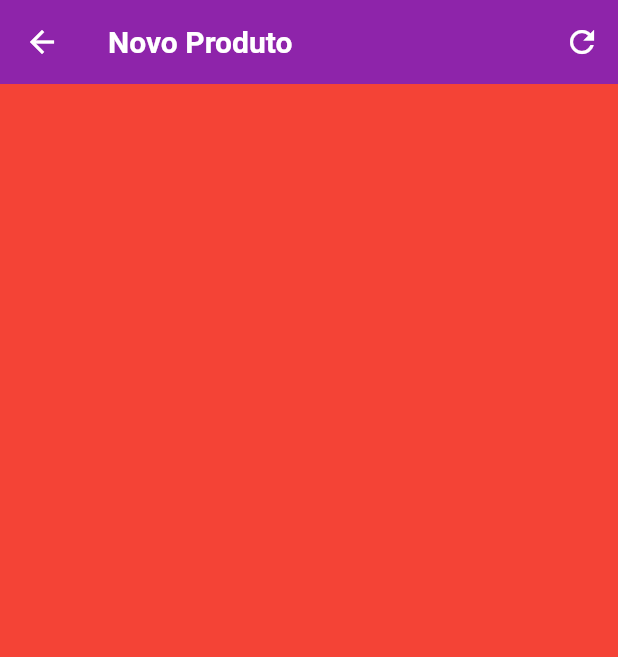
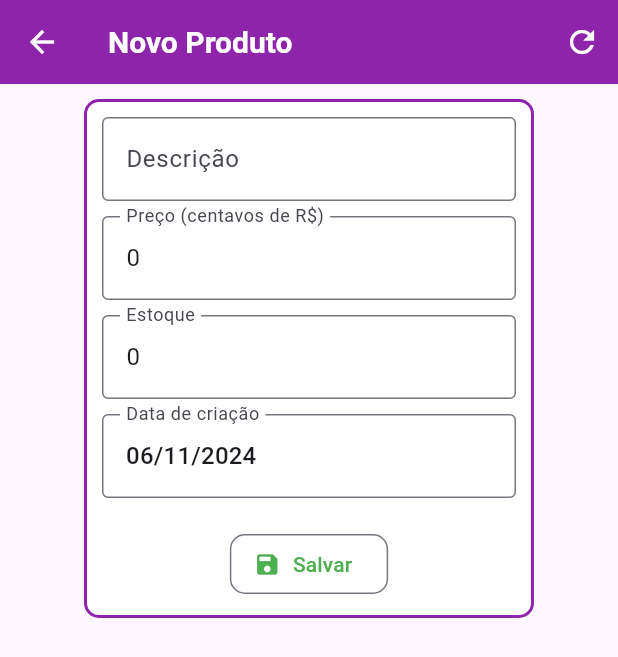
Before and after one commit to afmireski/OPT120_produto_front, a Flutter app: the NewProductPage screen opened by its route, on a phone screen of 412 x 824 dp. Shown: the top 657 px of the screen. Run offline on Flutter 3.47's test engine with Material 3 defaults, Android fonts, the phone set to English and light mode, and no system bars; drawn by our look-alikes of date_field; our stand-ins replace bloc, dio, equatable, flutter_bloc, go_router; network calls fail.

Commit message:
feat: Implement new product creation

```diff
--- a/lib/src/bloc/newProductPage/new_product_page_bloc.dart
+++ b/lib/src/bloc/newProductPage/new_product_page_bloc.dart
@@ -15,6 +15,8 @@ class NewProductPageBloc
   NewProductPageBloc({required this.httpClient})
       : super(const NewProductPageState()) {
     on<NewProductPageInit>(_onInit);
+
+    on<NewProductPageOnSave>(_onSave);
   }
 
   Future<void> _onInit(
@@ -22,9 +24,11 @@ class NewProductPageBloc
     Emitter<NewProductPageState> emit,
   ) async {
     emit(state.copyWith(
-      status: NewProductPageStatus.initial,
       productData: ProductBody(),
+      status: NewProductPageStatus.ready
     ));
+
+    print(state.productData);
   }
 
   Future<void> _onSave(
@@ -32,7 +36,7 @@ class NewProductPageBloc
     Emitter<NewProductPageState> emit,
   ) async {
     try {
-      await _saveProduct(state.productData!);
+      await _saveProduct(event.data);
 
       emit(state.copyWith(
         status: NewProductPageStatus.saved,
@@ -51,10 +55,11 @@ class NewProductPageBloc
 
   Future<void> _saveProduct(ProductBody product) async {
     const url = '${Environment.apiUrl}/products/new';
+    final data = ProductBody.toJson(product);
 
     final response = await httpClient.post(
       url,
-      data: ProductBody.toJson(product),
+      data: data,
     );
 
     if (response.statusCode == 201) {
--- a/lib/src/bloc/newProductPage/new_product_page_event.dart
+++ b/lib/src/bloc/newProductPage/new_product_page_event.dart
@@ -7,4 +7,8 @@ sealed class NewProductPageEvent extends Equatable {
 
 final class NewProductPageInit extends NewProductPageEvent {}
 
-final class NewProductPageOnSave extends NewProductPageEvent {}
+final class NewProductPageOnSave extends NewProductPageEvent {
+  NewProductPageOnSave(this.data);
+
+  final ProductBody data;
+}
--- a/lib/src/bloc/newProductPage/new_product_page_state.dart
+++ b/lib/src/bloc/newProductPage/new_product_page_state.dart
@@ -1,6 +1,6 @@
 part of 'new_product_page_bloc.dart';
 
-enum NewProductPageStatus { initial, failure, saved }
+enum NewProductPageStatus { initial, ready, failure, saved }
 
 final class NewProductPageState extends Equatable {
 
--- a/lib/src/page/new_product_page.dart
+++ b/lib/src/page/new_product_page.dart
@@ -1,7 +1,12 @@
+import 'package:date_field/date_field.dart';
 import 'package:flutter/material.dart';
+import 'package:flutter/services.dart';
 import 'package:flutter_bloc/flutter_bloc.dart';
 import 'package:go_router/go_router.dart';
+import 'package:intl/intl.dart';
 import 'package:opt120_produto_front/src/bloc/newProductPage/new_product_page_bloc.dart';
+import 'package:opt120_produto_front/src/bloc/productsPage/products_bloc.dart';
+import 'package:opt120_produto_front/src/models/product_body.dart';
 
 class NewProductPage extends StatefulWidget {
   const NewProductPage({Key? key}) : super(key: key);
@@ -11,7 +16,6 @@ class NewProductPage extends StatefulWidget {
 }
 
 class _NewProductPageState extends State<NewProductPage> {
-
   @override
   Widget build(BuildContext context) {
     return Scaffold(
@@ -43,24 +47,132 @@ class _NewProductPageState extends State<NewProductPage> {
       ),
       body: BlocBuilder<NewProductPageBloc, NewProductPageState>(
         builder: (context, state) {
-          if (state.status == NewProductPageStatus.initial) {
-            return Center(
-              child: Container(
-                color: Colors.red,
-              ),
-            );
+          switch (state.status) {
+            case NewProductPageStatus.ready:
+              return _newProductForm(state.productData!);
+            case NewProductPageStatus.saved:
+              return const Center(
+                child: Text('Produto salvo com sucesso!'),
+              );
+            default:
+              return const Center(
+                child: CircularProgressIndicator(),
+              );
           }
-          if (state.status == NewProductPageStatus.saved) {
-            return const Center(
-              child: Text('Produto salvo com sucesso!'),
-            );
-          }
-
-          return const Center(
-            child: Text('Erro ao salvar produto!'),
-          );
         },
       ),
     );
   }
+
+  Widget _newProductForm(ProductBody product) {
+    return Center(
+        child: Align(
+      alignment: Alignment.topCenter,
+      child: Container(
+        width: 300,
+        padding: const EdgeInsets.all(10),
+        margin: const EdgeInsets.symmetric(horizontal: 10, vertical: 10),
+        decoration: BoxDecoration(
+          borderRadius: BorderRadius.circular(10),
+          color: Colors.white,
+          border: Border.all(
+            color: Colors.purple[600]!,
+            width: 2,
+          ),
+        ),
+        child: Form(
+          child: Column(
+            crossAxisAlignment: CrossAxisAlignment.start,
+            mainAxisSize: MainAxisSize.min,
+            children: [
+              TextFormField(
+                initialValue: product.description,
+                decoration: const InputDecoration(
+                  labelText: 'Descrição',
+                  border: OutlineInputBorder(),
+                ),
+                onChanged: (value) {
+                  product = product.copyWith(description: value);
+                },
+              ),
+              const SizedBox(height: 10),
+              TextFormField(
+                initialValue: product.price.toString(),
+                keyboardType: TextInputType.number,
+                inputFormatters: [
+                  FilteringTextInputFormatter.digitsOnly,
+                ],
+                decoration: const InputDecoration(
+                  labelText: 'Preço (centavos de R\$)',
+                  border: OutlineInputBorder(),
+                ),
+                onChanged: (value) {
+                  if (value.isEmpty) {
+                    return;
+                  }
+
+                  var price = int.parse(value);
+
+                  product = product.copyWith(price: price);
+                },
+              ),
+              const SizedBox(height: 10),
+              TextFormField(
+                initialValue: product.stock.toString(),
+                inputFormatters: [
+                  FilteringTextInputFormatter.digitsOnly,
+                ],
+                decoration: const InputDecoration(
+                  labelText: 'Estoque',
+                  border: OutlineInputBorder(),
+                ),
+                onChanged: (value) {
+                  if (value.isEmpty) {
+                    return;
+                  }
+                  var stock = int.parse(value);
+
+                  product = product.copyWith(stock: stock);
+                },
+              ),
+              const SizedBox(height: 10),
+              DateTimeFormField(
+                  firstDate: DateTime.now().subtract(const Duration(days: 365)),
+                  initialPickerDateTime: DateTime.now(),
+                  initialValue: product.createdAt,
+                  dateFormat: DateFormat('dd/MM/yyyy'),
+                  lastDate: DateTime.now(),
+                  decoration: const InputDecoration(
+                    labelText: 'Data de criação',
+                    border: OutlineInputBorder(),
+                  ),
+                  mode: DateTimeFieldPickerMode.date,
+                  onChanged: (value) {
+                    product = product.copyWith(createdAt: value);
+                  }),
+              const SizedBox(height: 20),
+              Center(
+                child: OutlinedButton.icon(
+                  onPressed: () {
+                    context
+                        .read<NewProductPageBloc>()
+                        .add(NewProductPageOnSave(product));
+                  },
+                  style: OutlinedButton.styleFrom(
+                    iconColor: Colors.green,
+                    shape: RoundedRectangleBorder(
+                      borderRadius: BorderRadius.circular(10),
+                    ),
+                  ),
+                  icon: const Icon(Icons.save),
+                  label: const Text('Salvar',
+                      style: TextStyle(color: Colors.green)),
+                ),
+              ),
+            ],
+          ),
+        ),
+      ),
+    ));
+  }
 }
```
